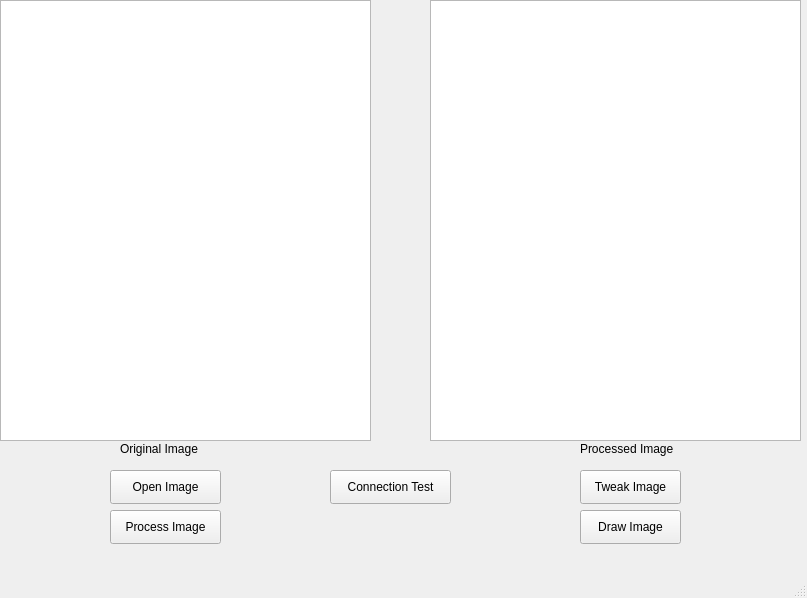
Old version of the form gui.ui in the repository Senior-Design-Robot/rpi-pc-software.
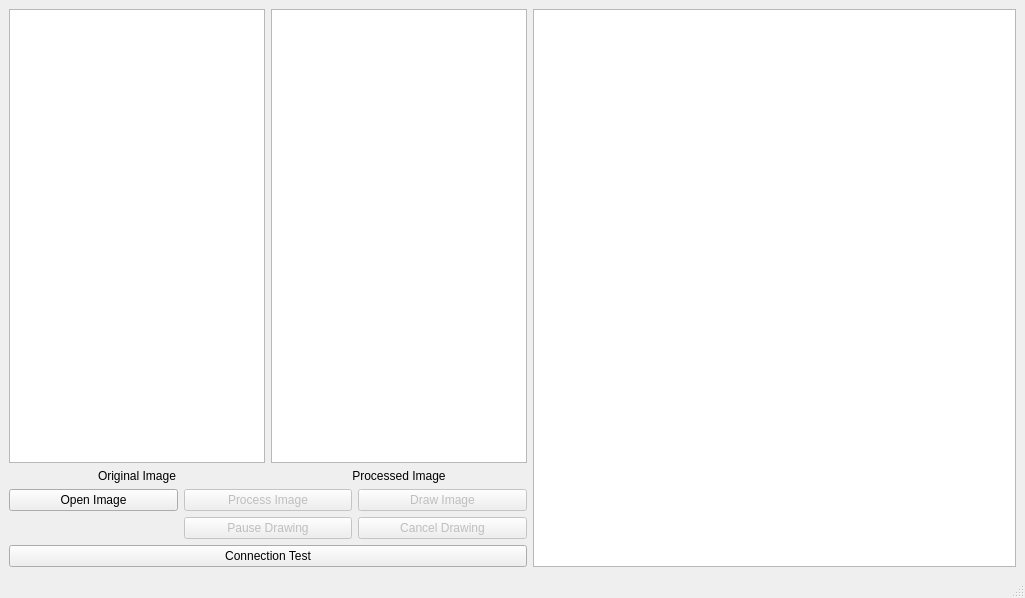
New version of the form.

Commit message: add ui state, device tracking, wifi xmit working

What changed in the file:
```diff
--- a/gui.ui
+++ b/gui.ui
@@ -6,7 +6,7 @@
    <rect>
     <x>0</x>
     <y>0</y>
-    <width>807</width>
+    <width>1025</width>
     <height>598</height>
    </rect>
   </property>
@@ -14,117 +14,103 @@
    <string>MainWindow</string>
   </property>
   <widget class="QWidget" name="centralwidget">
-   <widget class="QPushButton" name="cTestButton">
-    <property name="geometry">
-     <rect>
-      <x>330</x>
-      <y>470</y>
-      <width>121</width>
-      <height>34</height>
-     </rect>
-    </property>
+   <layout class="QHBoxLayout" name="horizontalLayout">
+    <item>
+     <layout class="QVBoxLayout" name="left_column">
+      <item>
+       <layout class="QGridLayout" name="image_grid">
+        <item row="1" column="1">
+         <widget class="QGraphicsView" name="afterImage"/>
+        </item>
+        <item row="2" column="1">
+         <widget class="QLabel" name="label_4">
     <property name="text">
-     <string>Connection Test</string>
-    </property>
-   </widget>
-   <widget class="QGraphicsView" name="beforeImage">
-    <property name="geometry">
-     <rect>
-      <x>0</x>
-      <y>0</y>
-      <width>371</width>
-      <height>441</height>
-     </rect>
-    </property>
-   </widget>
-   <widget class="QGraphicsView" name="afterImage">
-    <property name="geometry">
-     <rect>
-      <x>430</x>
-      <y>0</y>
-      <width>371</width>
-      <height>441</height>
-     </rect>
-    </property>
-   </widget>
+           <string>Processed Image</string>
+          </property>
+          <property name="alignment">
+           <set>Qt::AlignCenter</set>
+          </property>
+         </widget>
+        </item>
+        <item row="2" column="0">
+         <widget class="QLabel" name="label_3">
+          <property name="text">
+           <string>Original Image</string>
+          </property>
+          <property name="alignment">
+           <set>Qt::AlignCenter</set>
+          </property>
+         </widget>
+        </item>
+        <item row="1" column="0">
+         <widget class="QGraphicsView" name="beforeImage"/>
+        </item>
+       </layout>
+      </item>
+      <item>
+       <layout class="QGridLayout" name="gridLayout">
+        <item row="0" column="0">
    <widget class="QPushButton" name="openButton">
-    <property name="geometry">
-     <rect>
-      <x>110</x>
-      <y>470</y>
-      <width>111</width>
-      <height>34</height>
-     </rect>
-    </property>
     <property name="text">
      <string>Open Image</string>
     </property>
    </widget>
+        </item>
+        <item row="0" column="1">
    <widget class="QPushButton" name="processButton">
-    <property name="geometry">
-     <rect>
-      <x>110</x>
-      <y>510</y>
-      <width>111</width>
-      <height>34</height>
-     </rect>
+          <property name="enabled">
+           <bool>false</bool>
     </property>
     <property name="text">
      <string>Process Image</string>
     </property>
    </widget>
-   <widget class="QLabel" name="label_3">
-    <property name="geometry">
-     <rect>
-      <x>120</x>
-      <y>440</y>
-      <width>101</width>
-      <height>18</height>
-     </rect>
-    </property>
-    <property name="text">
-     <string>Original Image</string>
-    </property>
-   </widget>
-   <widget class="QLabel" name="label_4">
-    <property name="geometry">
-     <rect>
-      <x>580</x>
-      <y>440</y>
-      <width>111</width>
-      <height>18</height>
-     </rect>
-    </property>
-    <property name="text">
-     <string>Processed Image</string>
-    </property>
-   </widget>
-   <widget class="QPushButton" name="tweakButton">
-    <property name="geometry">
-     <rect>
-      <x>580</x>
-      <y>470</y>
-      <width>101</width>
-      <height>34</height>
-     </rect>
-    </property>
-    <property name="text">
-     <string>Tweak Image</string>
-    </property>
-   </widget>
+        </item>
+        <item row="0" column="2">
    <widget class="QPushButton" name="drawButton">
-    <property name="geometry">
-     <rect>
-      <x>580</x>
-      <y>510</y>
-      <width>101</width>
-      <height>34</height>
-     </rect>
+          <property name="enabled">
+           <bool>false</bool>
     </property>
     <property name="text">
      <string>Draw Image</string>
     </property>
    </widget>
+        </item>
+        <item row="1" column="1">
+         <widget class="QPushButton" name="pause_draw_button">
+          <property name="enabled">
+           <bool>false</bool>
+          </property>
+          <property name="text">
+           <string>Pause Drawing</string>
+          </property>
+         </widget>
+        </item>
+        <item row="1" column="2">
+         <widget class="QPushButton" name="stop_draw_button">
+          <property name="enabled">
+           <bool>false</bool>
+          </property>
+          <property name="text">
+           <string>Cancel Drawing</string>
+          </property>
+         </widget>
+        </item>
+       </layout>
+      </item>
+      <item>
+       <widget class="QPushButton" name="cTestButton">
+        <property name="text">
+         <string>Connection Test</string>
+        </property>
+       </widget>
+      </item>
+     </layout>
+    </item>
+    <item>
+     <widget class="QTableView" name="esp_table_view"/>
+    </item>
+   </layout>
   </widget>
   <widget class="QStatusBar" name="statusbar"/>
   <widget class="QMenuBar" name="menubar">
```
Left out of the diff: 4 changed lines with no effect on the pictures. Lines whose indentation alone changed are shown as unchanged. The commit also changes 7 other files.
